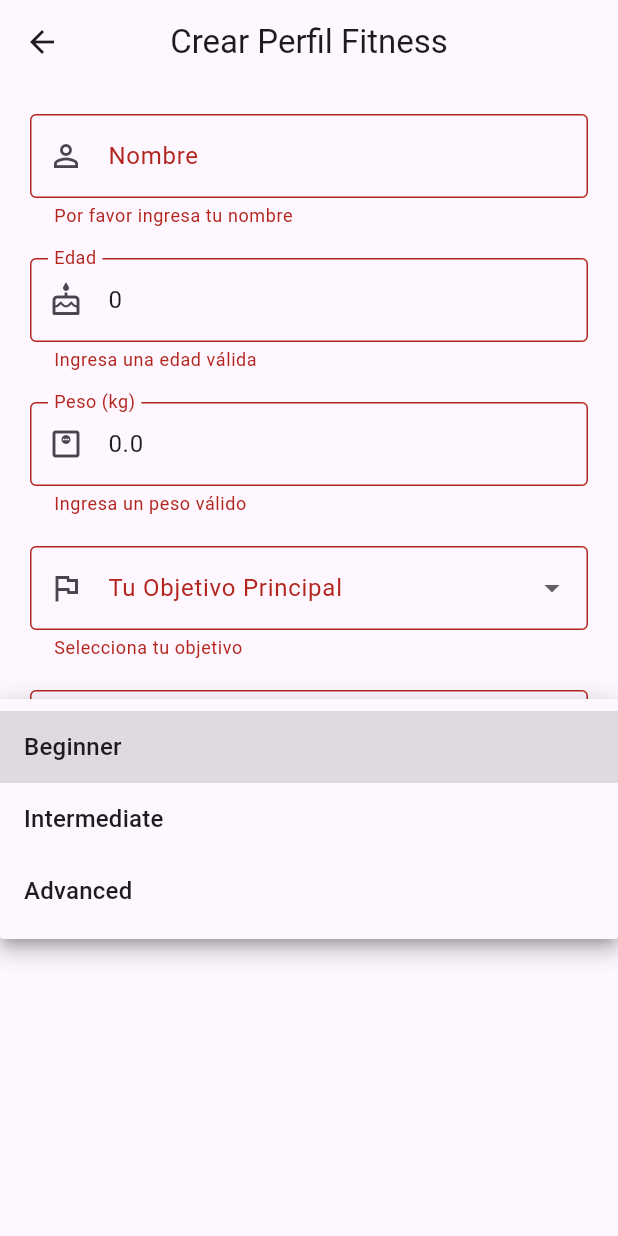
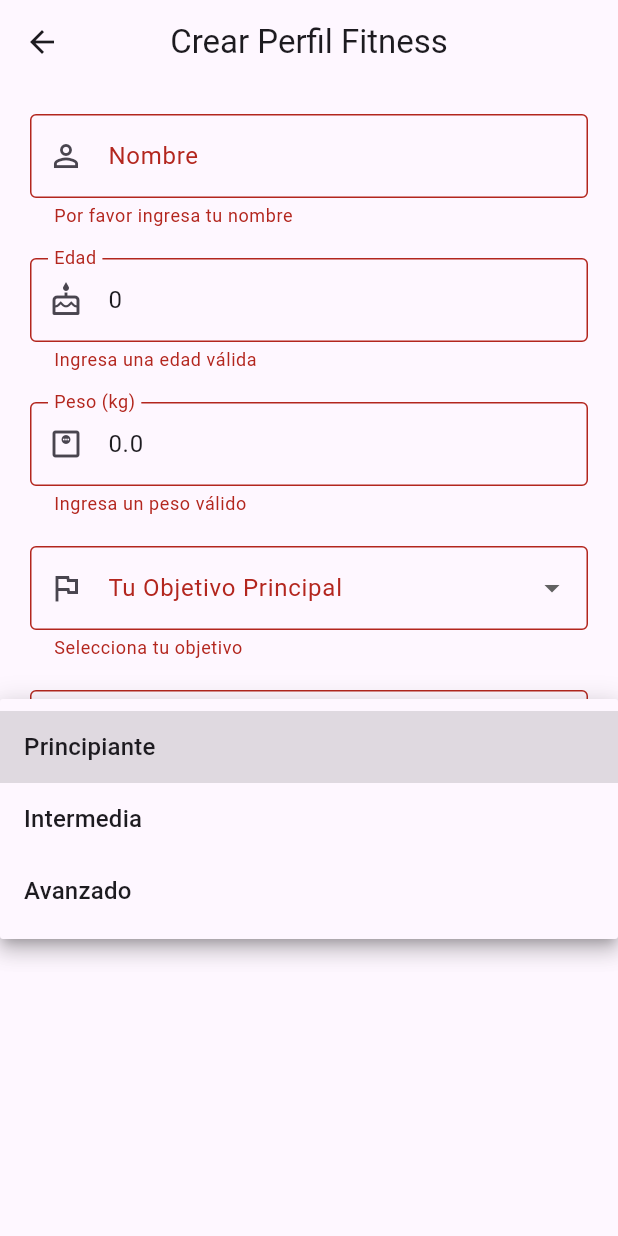
Before and after one commit to samporter12/app_final_final, a Flutter app: the ProfilePage screen opened by its route, after a tap on "Guardar y Continuar", after a tap on "Tu Nivel de Fitness Actual", on a phone screen of 412 x 824 dp. Run offline on Flutter 3.47's test engine with Material 3 defaults, Android fonts, the phone set to English and light mode, and no system bars; our stand-ins replace appwrite, flutter_dotenv, get, google_generative_ai; accounts and stored records are empty; network calls fail.

Commit message:
ultimos detalles cambiados

```diff
--- a/lib/controller/auth_controller.dart
+++ b/lib/controller/auth_controller.dart
@@ -1,7 +1,6 @@
-// lib/controller/auth_controller.dart
 import 'package:app_fitness/controller/fitness_controller.dart';
 import 'package:appwrite/models.dart' as AppwriteModels;
-import 'package:flutter/material.dart'; // Importado para FocusManager
+import 'package:flutter/material.dart';
 import 'package:get/get.dart';
 import 'package:app_fitness/data/repositories/auth_repository.dart';
 import 'package:app_fitness/presentation/pages/home_page.dart';
--- a/lib/core/config/app_config.dart
+++ b/lib/core/config/app_config.dart
@@ -8,7 +8,5 @@ class AppConfig {
 
   static Client get client => _client;
   static Account get account => Account(_client);
-  static Databases get databases =>
-      Databases(_client); // No pasar databaseId aquí
-  // Puedes agregar inicializaciones para otros servicios
+  static Databases get databases => Databases(_client);
 }
--- a/lib/model/recipe_model.dart
+++ b/lib/model/recipe_model.dart
@@ -50,8 +50,6 @@ class RecipeModel {
 
   Map<String, dynamic> toJson() {
     return {
-      // 'userId': userId, // Se añade en el repositorio
-      // 'generatedAt': generatedAt?.toIso8601String(), // Se añade en el repositorio
       'name': name,
       'type': type,
       'description': description,
@@ -65,7 +63,6 @@ class RecipeModel {
   }
 }
 
-// Clase contenedora si Gemini devuelve un objeto con una clave "recipes"
 class RecipeListModel {
   final List<RecipeModel> recipes;
 
--- a/lib/model/user_profile_model.dart
+++ b/lib/model/user_profile_model.dart
@@ -1,13 +1,11 @@
-// lib/data/model/user_profile_model.dart
-
 class UserProfileModel {
-  String? id; // ID del documento de Appwrite ($id)
-  final String userId; // ID del usuario de Appwrite Auth
-  String name; // Nombre del usuario
-  int? age; // Edad del usuario
-  double? weight; // Peso del usuario en kg (puedes ajustar la unidad)
-  String goal; // Objetivo: "muscle_gain", "deficit", "maintenance"
-  String fitnessLevel; // Nivel: "beginner", "intermediate", "advanced"
+  String? id;
+  final String userId;
+  String name;
+  int? age;
+  double? weight;
+  String goal;
+  String fitnessLevel;
   DateTime? createdAt;
   DateTime? updatedAt;
 
@@ -27,11 +25,9 @@ class UserProfileModel {
     return UserProfileModel(
       id: json['\$id'] as String?,
       userId: json['userId'] as String,
-      name: json['name'] as String? ?? '', // Asegurar que no sea null
+      name: json['name'] as String? ?? '',
       age: json['age'] as int?,
-      weight:
-          (json['weight'] as num?)
-              ?.toDouble(), // Appwrite puede devolver int o double
+      weight: (json['weight'] as num?)?.toDouble(),
       goal: json['goal'] as String,
       fitnessLevel: json['fitnessLevel'] as String,
       createdAt:
@@ -53,7 +49,6 @@ class UserProfileModel {
       'weight': weight,
       'goal': goal,
       'fitnessLevel': fitnessLevel,
-      // createdAt y updatedAt son manejados por Appwrite
     };
   }
 }
--- a/lib/presentation/pages/profile_page.dart
+++ b/lib/presentation/pages/profile_page.dart
@@ -14,20 +14,22 @@ class ProfilePage extends StatefulWidget {
 class _ProfilePageState extends State<ProfilePage> {
   final UserProfileController _profileController =
       Get.find<UserProfileController>();
-  final AuthController _authController =
-      Get.find<AuthController>(); // Para el nombre por defecto
+  final AuthController _authController = Get.find<AuthController>();
   final GlobalKey<FormState> _formKey = GlobalKey<FormState>();
 
-  // Controladores para los campos del formulario
   final TextEditingController _nameController = TextEditingController();
   final TextEditingController _ageController = TextEditingController();
   final TextEditingController _weightController = TextEditingController();
 
-  final List<String> _goalOptions = ['muscle_gain', 'deficit', 'maintenance'];
+  final List<String> _goalOptions = [
+    'Ganancia Muscular',
+    'Deficit Calorico',
+    'Mantener estado actual',
+  ];
   final List<String> _fitnessLevelOptions = [
-    'beginner',
-    'intermediate',
-    'advanced',
+    'Principiante',
+    'Intermedia',
+    'Avanzado',
   ];
 
   String? _selectedGoal;
@@ -36,8 +38,6 @@ class _ProfilePageState extends State<ProfilePage> {
   @override
   void initState() {
     super.initState();
-    // Usar addPostFrameCallback para asegurar que el UserProfileController
-    // haya tenido la oportunidad de cargar el perfil si es necesario.
     WidgetsBinding.instance.addPostFrameCallback((_) {
       _populateFormFields();
     });
@@ -50,26 +50,18 @@ class _ProfilePageState extends State<ProfilePage> {
       _ageController.text = profile.age?.toString() ?? '';
       _weightController.text = profile.weight?.toString() ?? '';
 
-      // Manejar valores iniciales para Dropdowns
       if (profile.goal.isNotEmpty && _goalOptions.contains(profile.goal)) {
         _selectedGoal = profile.goal;
-      } else if (_goalOptions.isNotEmpty) {
-        // _selectedGoal = _goalOptions.first; // Opcional: seleccionar el primero por defecto
-      }
+      } else if (_goalOptions.isNotEmpty) {}
 
       if (profile.fitnessLevel.isNotEmpty &&
           _fitnessLevelOptions.contains(profile.fitnessLevel)) {
         _selectedFitnessLevel = profile.fitnessLevel;
-      } else if (_fitnessLevelOptions.isNotEmpty) {
-        // _selectedFitnessLevel = _fitnessLevelOptions.first; // Opcional
-      }
-      // Es importante llamar a setState si los valores de los Dropdown cambian aquí
-      // para que la UI refleje la selección.
+      } else if (_fitnessLevelOptions.isNotEmpty) {}
       if (mounted) {
         setState(() {});
       }
     } else {
-      // Si no hay perfil (ej. primer registro), tomar el nombre del AuthController si está disponible
       _nameController.text = _authController.currentUser.value?.name ?? '';
     }
   }
@@ -96,7 +88,7 @@ class _ProfilePageState extends State<ProfilePage> {
                 ? double.tryParse(
                   _weightController.text.trim().replaceAll(',', '.'),
                 )
-                : null, // Reemplazar coma por punto para parseo
+                : null,
         goal: _selectedGoal!,
         fitnessLevel: _selectedFitnessLevel!,
       );
@@ -113,9 +105,6 @@ class _ProfilePageState extends State<ProfilePage> {
 
   @override
   Widget build(BuildContext context) {
-    // Escuchar cambios en userProfile para repopular campos si se carga después
-    // Esto es útil si se navega a esta página y loadUserProfile aún no ha terminado
-    // o si es la primera vez y UserProfileController crea un perfil por defecto.
     ever(_profileController.userProfile, (_) => _populateFormFields());
 
     return Scaffold(
@@ -131,10 +120,8 @@ class _ProfilePageState extends State<ProfilePage> {
         centerTitle: true,
       ),
       body: Obx(() {
-        // Usar Obx para reaccionar a isLoadingProfile
         if (_profileController.isLoadingProfile.value &&
             _profileController.userProfile.value == null) {
-          // Muestra loading solo si está cargando y aún no hay datos de perfil (primera carga)
           return const Center(child: CircularProgressIndicator());
         }
 
@@ -169,9 +156,6 @@ class _ProfilePageState extends State<ProfilePage> {
           );
         }
 
-        // Aunque el perfil se esté cargando en segundo plano (actualización),
-        // o si es la primera vez (userProfile.value podría tener valores por defecto),
-        // mostramos el formulario. _populateFormFields se encarga de llenar los controladores.
         return SingleChildScrollView(
           padding: const EdgeInsets.all(20.0),
           child: Form(
@@ -241,7 +225,7 @@ class _ProfilePageState extends State<ProfilePage> {
                         return 'Ingresa un peso válido';
                       }
                     }
-                    return null; // Peso es opcional
+                    return null;
                   },
                 ),
                 const SizedBox(height: 20),
--- a/lib/presentation/widgets/exercise_card.dart
+++ b/lib/presentation/widgets/exercise_card.dart
@@ -3,8 +3,8 @@ import 'package:flutter/material.dart';
 
 class ExerciseCard extends StatelessWidget {
   final ExerciseModel exercise;
-  final VoidCallback? onToggleComplete; // Opcional: para marcar como completado
-  final bool isCompleted; // Opcional
+  final VoidCallback? onToggleComplete;
+  final bool isCompleted;
 
   const ExerciseCard({
     super.key,
--- a/lib/presentation/widgets/workout_day_panel.dart
+++ b/lib/presentation/widgets/workout_day_panel.dart
@@ -4,7 +4,7 @@ import 'package:flutter/material.dart';
 
 class WorkoutDayPanel extends StatelessWidget {
   final WorkoutDayModel workoutDay;
-  final int dayIndex; // Para saber qué día es (ej. Día 1, Día 2)
+  final int dayIndex;
 
   const WorkoutDayPanel({
     super.key,
@@ -20,9 +20,7 @@ class WorkoutDayPanel extends StatelessWidget {
       margin: const EdgeInsets.symmetric(vertical: 8.0, horizontal: 8.0),
       shape: RoundedRectangleBorder(borderRadius: BorderRadius.circular(12.0)),
       child: ExpansionTile(
-        key: PageStorageKey<String>(
-          'workout_day_$dayIndex',
-        ), // Para mantener estado de expansión
+        key: PageStorageKey<String>('workout_day_$dayIndex'),
         leading: CircleAvatar(
           backgroundColor: theme.colorScheme.primary,
           child: Text(
```
Also changed, not shown: lib/controller/fitness_controller.dart (+5 -15 lines), lib/controller/user_profile_controller.dart (+3 -9 lines), lib/core/service/fitness_ai_service.dart (+2 -16 lines), lib/data/repositories/auth_repository.dart (+4 -12 lines), lib/data/repositories/recipe_repository.dart (+1 -6 lines), lib/data/repositories/user_profile_repository.dart (+7 -19 lines), lib/data/repositories/workout_repository.dart (+5 -29 lines), lib/model/exercise_model.dart (+3 -6 lines), lib/model/workout_routine_model.dart (+4 -17 lines), lib/presentation/pages/home_page.dart (+1 -11 lines).
